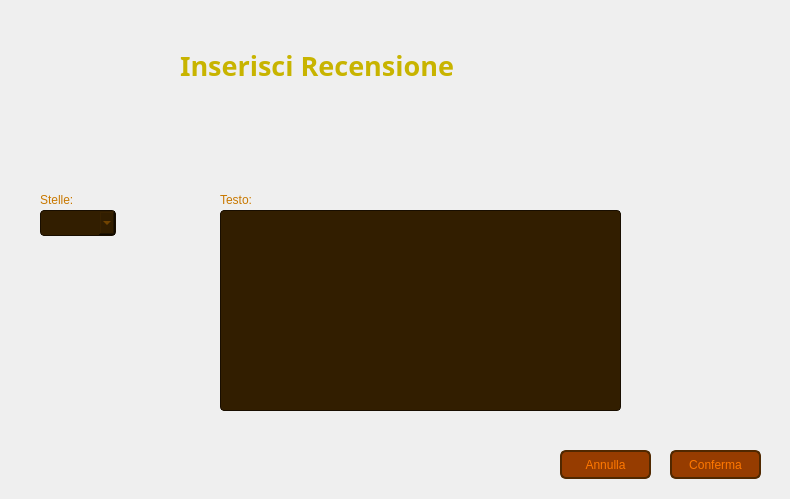
Qt form Viste/VistaInserisciRecensioneCliente.ui (GiacomoPrincipi/CineMax) before a commit.
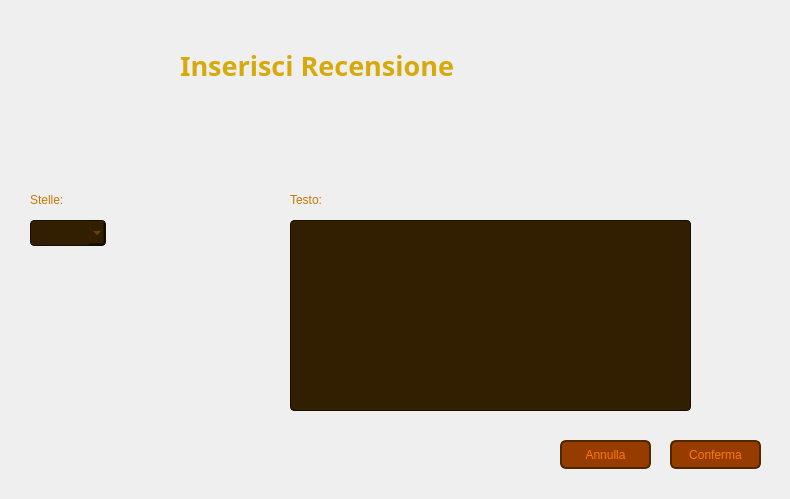
The same form after that commit. Icons and pictures are not drawn.

Diff of the .ui file:
```diff
--- a/Viste/VistaInserisciRecensioneCliente.ui
+++ b/Viste/VistaInserisciRecensioneCliente.ui
@@ -32,8 +32,8 @@
     background: qlineargradient(
         x1: 0, y1: 1,
         x2: 0, y2: 0,
-                stop: 0 #321E00,
-        stop: 1 #643C00
+		stop: 0 #211400,
+        stop: 1 #7D4B00
     );
 }</string>
    </property>
@@ -59,7 +59,7 @@
    </property>
    <property name="styleSheet">
     <string notr="true">QLabel {
-    color: #C8B400;
+    color: #D7AA0C;
 }</string>
    </property>
    <property name="text">
@@ -72,7 +72,7 @@
   <widget class="QLabel" name="labelTipo">
    <property name="geometry">
     <rect>
-     <x>40</x>
+     <x>30</x>
      <y>190</y>
      <width>81</width>
      <height>20</height>
@@ -94,7 +94,7 @@
    <property name="geometry">
     <rect>
      <x>40</x>
-     <y>50</y>
+     <y>40</y>
      <width>121</width>
      <height>121</height>
     </rect>
@@ -112,7 +112,7 @@
   <widget class="QLabel" name="labelTesto">
    <property name="geometry">
     <rect>
-     <x>220</x>
+     <x>290</x>
      <y>190</y>
      <width>81</width>
      <height>20</height>
@@ -134,7 +134,7 @@
    <property name="geometry">
     <rect>
      <x>670</x>
-     <y>450</y>
+     <y>440</y>
      <width>91</width>
      <height>29</height>
     </rect>
@@ -147,6 +147,10 @@
     border-radius: 6px;
 }
 
+QPushButton:focus {
+    outline: none;
+}
+
 QPushButton:hover {
     background-color: #C86400;
 }
@@ -160,7 +164,7 @@
    <property name="geometry">
     <rect>
      <x>560</x>
-     <y>450</y>
+     <y>440</y>
      <width>91</width>
      <height>29</height>
     </rect>
@@ -173,6 +177,10 @@
     border-radius: 6px;
 }
 
+QPushButton:focus {
+    outline: none;
+}
+
 QPushButton:hover {
     background-color: #C86400;
 }
@@ -185,8 +193,8 @@
   <widget class="QComboBox" name="comboBoxStelle">
    <property name="geometry">
     <rect>
-     <x>40</x>
-     <y>210</y>
+     <x>30</x>
+     <y>220</y>
      <width>76</width>
      <height>26</height>
     </rect>
@@ -215,10 +223,10 @@
   <widget class="QTextEdit" name="textEditTesto">
    <property name="geometry">
     <rect>
-     <x>220</x>
-     <y>210</y>
+     <x>290</x>
+     <y>220</y>
      <width>401</width>
-     <height>201</height>
+     <height>191</height>
     </rect>
    </property>
    <property name="styleSheet">
@@ -227,14 +235,37 @@
     color: #965A00;
     border: 1px solid #190E00;
     border-radius: 4px;
+}
+
+QTextEdit QScrollBar:vertical {
+        background: #B46E00;
+        border: 2px solid #190E00;
+        border-radius: 4px;
+        width: 21px;
+        margin: 5px;
+}
+
+QTextEdit QScrollBar::handle:vertical {
+	background: #965A00;
+    min-height: 20px;
+    border-radius: 4px;
+}
+
+QTextEdit QScrollBar::handle:vertical:hover {
+     background: #C86400;
+}
+
+QTextEdit QScrollBar::add-line:vertical, QScrollBar::sub-line:vertical {
+	background: none;
+    border: none;
 }</string>
    </property>
   </widget>
   <widget class="QLabel" name="labelErroreStelle">
    <property name="geometry">
     <rect>
-     <x>40</x>
-     <y>240</y>
+     <x>30</x>
+     <y>250</y>
      <width>141</width>
      <height>20</height>
     </rect>
@@ -255,7 +286,7 @@
    <property name="geometry">
     <rect>
      <x>290</x>
-     <y>190</y>
+     <y>410</y>
      <width>191</width>
      <height>20</height>
     </rect>
```
